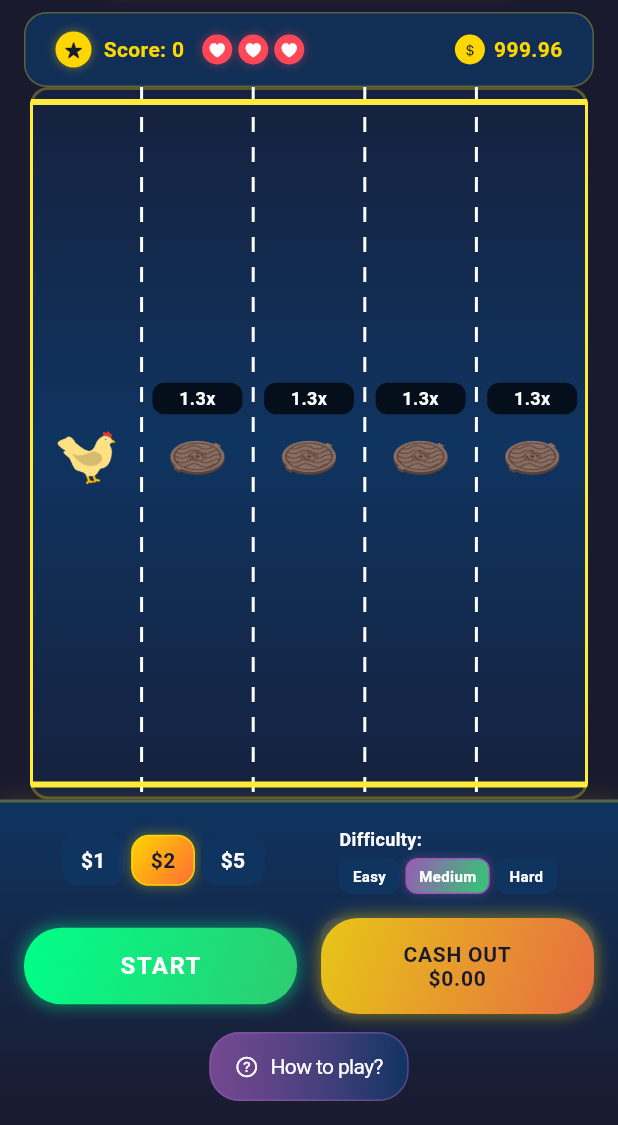
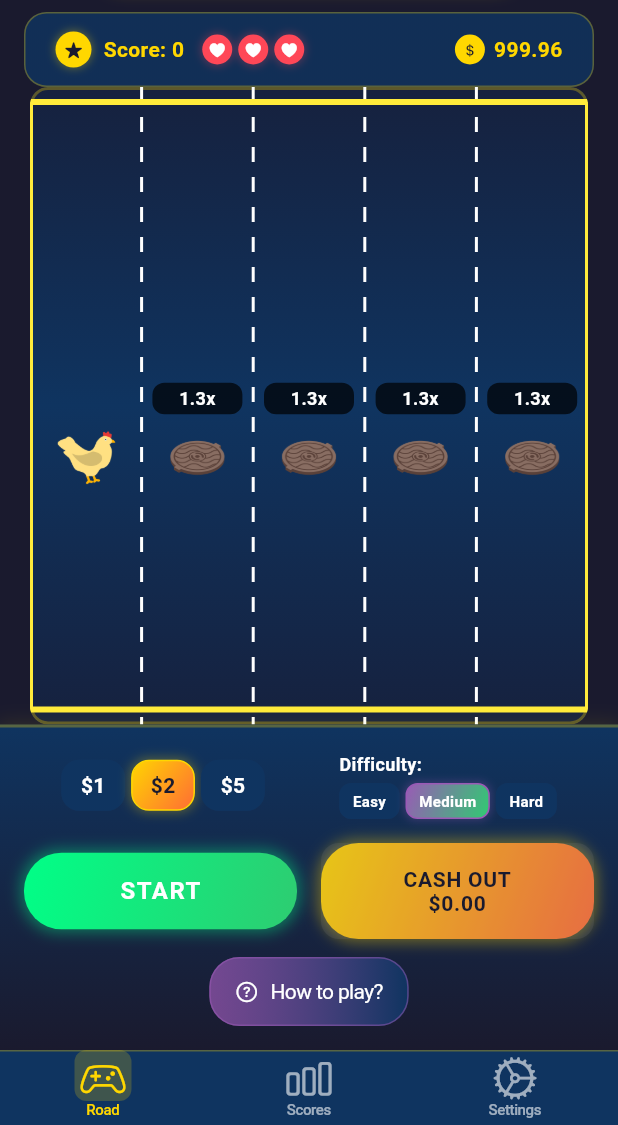
Before and after one commit to md-dvl/chicken_road_hc, a Flutter app: the screen it shows after launch, on a phone screen of 412 x 824 dp, the part 111-1236 px from its top. Run offline on Flutter 3.47's test engine with Material 3 defaults, Android fonts, the light colour scheme and no system bars.

Commit message:
21 commit

```diff
--- a/lib/main.dart
+++ b/lib/main.dart
@@ -1,6 +1,6 @@
 import 'package:flutter/cupertino.dart';
 import 'package:flutter/material.dart';
-import 'screens/chicken_road_screen.dart';
+import 'screens/main_screen.dart';
 
 void main() {
   runApp(const ChickenRoadApp());
@@ -17,7 +17,7 @@ class ChickenRoadApp extends StatelessWidget {
         brightness: Brightness.dark,
         scaffoldBackgroundColor: Color(0xFF1A1A2E),
       ),
-      home: const ChickenRoadScreen(),
+      home: const MainScreen(),
       debugShowCheckedModeBanner: false,
     );
   }
--- /dev/null
+++ b/lib/screens/main_screen.dart
@@ -0,0 +1,102 @@
+import 'package:flutter/cupertino.dart';
+import 'package:flutter/material.dart';
+import 'chicken_road_screen.dart';
+import 'score_board_screen.dart';
+import 'settings_screen.dart';
+
+class MainScreen extends StatefulWidget {
+  const MainScreen({super.key});
+
+  @override
+  State<MainScreen> createState() => _MainScreenState();
+}
+
+class _MainScreenState extends State<MainScreen> {
+  int _currentIndex = 0;
+
+  // Color palette matching the game
+  static const Color darkBackground = Color(0xFF1A1A2E);
+  static const Color goldColor = Color(0xFFFFD700);
+  static const Color panelGrey = Color(0xFF0F3460);
+  static const Color whiteText = Color(0xFFFFFFFF);
+
+  final List<Widget> _screens = [
+    const ChickenRoadScreen(),
+    const ScoreBoardScreen(),
+    const SettingsScreen(),
+  ];
+
+  final List<IconData> _icons = [
+    CupertinoIcons.game_controller,
+    CupertinoIcons.chart_bar,
+    CupertinoIcons.settings,
+  ];
+
+  @override
+  Widget build(BuildContext context) {
+    return CupertinoTabScaffold(
+      backgroundColor: darkBackground,
+      tabBar: CupertinoTabBar(
+        backgroundColor: panelGrey,
+        activeColor: goldColor,
+        inactiveColor: whiteText.withOpacity(0.6),
+        border: Border(
+          top: BorderSide(color: goldColor.withOpacity(0.3), width: 1),
+        ),
+        items: [
+          BottomNavigationBarItem(
+            icon: Container(
+              padding: const EdgeInsets.all(4),
+              decoration: BoxDecoration(
+                color: _currentIndex == 0
+                    ? goldColor.withOpacity(0.2)
+                    : Colors.transparent,
+                borderRadius: BorderRadius.circular(8),
+              ),
+              child: Icon(_icons[0]),
+            ),
+            label: 'Road',
+          ),
+          BottomNavigationBarItem(
+            icon: Container(
+              padding: const EdgeInsets.all(4),
+              decoration: BoxDecoration(
+                color: _currentIndex == 1
+                    ? goldColor.withOpacity(0.2)
+                    : Colors.transparent,
+                borderRadius: BorderRadius.circular(8),
+              ),
+              child: Icon(_icons[1]),
+            ),
+            label: 'Scores',
+          ),
+          BottomNavigationBarItem(
+            icon: Container(
+              padding: const EdgeInsets.all(4),
+              decoration: BoxDecoration(
+                color: _currentIndex == 2
+                    ? goldColor.withOpacity(0.2)
+                    : Colors.transparent,
+                borderRadius: BorderRadius.circular(8),
+              ),
+              child: Icon(_icons[2]),
+            ),
+            label: 'Settings',
+          ),
+        ],
+        onTap: (index) {
+          setState(() {
+            _currentIndex = index;
+          });
+        },
+      ),
+      tabBuilder: (context, index) {
+        return CupertinoTabView(
+          builder: (context) {
+            return _screens[index];
+          },
+        );
+      },
+    );
+  }
+}
```
Also changed, not shown: lib/screens/score_board_screen.dart (added, +196 -0 lines), lib/screens/settings_screen.dart (added, +298 -0 lines), lib/screens/chicken-road-2-1.gif (deleted).
